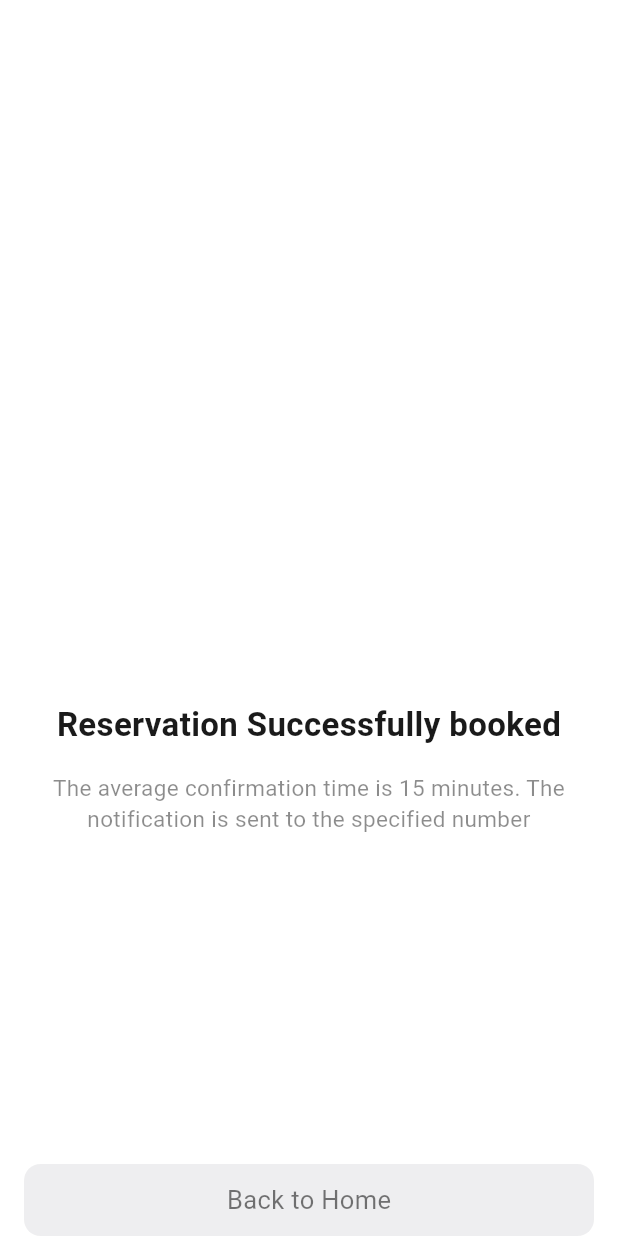
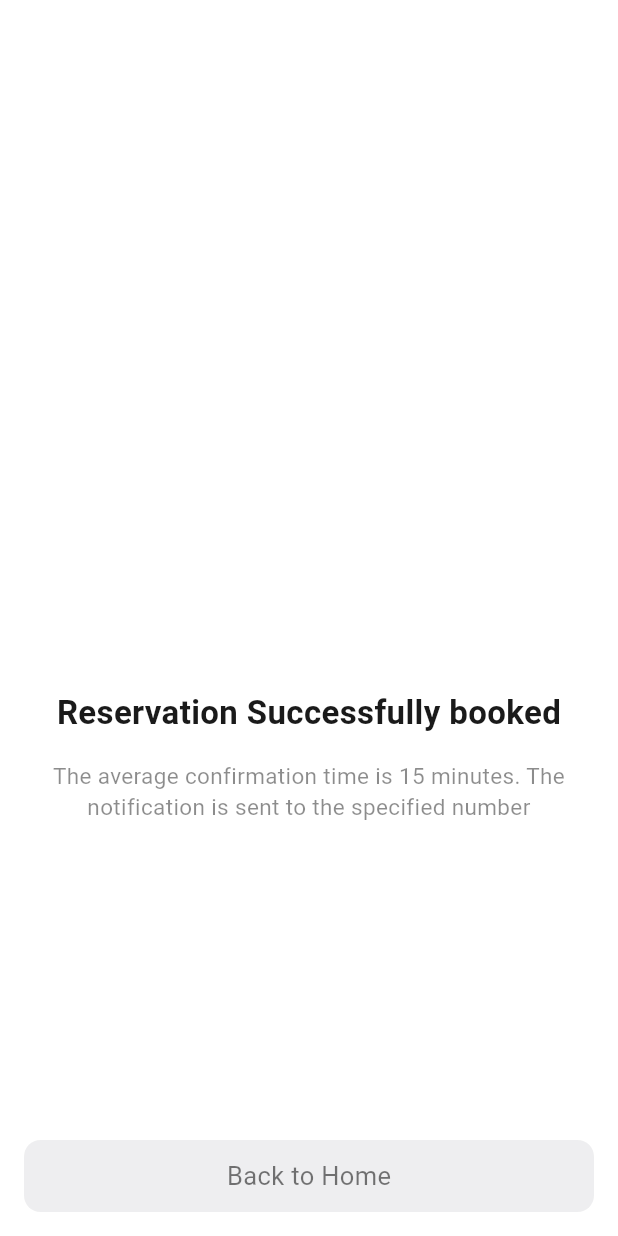
Before and after one commit to jakhongirovjasurbek/samrental, a Flutter app: the ReservationSuccessPage screen opened by its route, on a phone screen of 412 x 824 dp. Run offline on Flutter 3.47's test engine with Material 3 defaults, Android fonts, the light colour scheme and no system bars; our stand-ins replace bloc, cached_network_image, dio, easy_localization, equatable, firebase_core and 11 more; missing offline and left inert: yandex_mapkit; accounts and stored records are empty; network calls fail; Roboto replaces fonts that are missing (SF Pro Display).

Commit message:
fix: reservation changes

```diff
--- a/lib/features/cars/presentation/pages/reservation_success.dart
+++ b/lib/features/cars/presentation/pages/reservation_success.dart
@@ -1,4 +1,3 @@
-import 'package:cached_network_image/cached_network_image.dart';
 import 'package:easy_localization/easy_localization.dart';
 import 'package:flutter/material.dart';
 import 'package:gap/gap.dart';
@@ -6,7 +5,6 @@ import 'package:samrental/assets/colors.dart';
 import 'package:samrental/assets/icons.dart';
 import 'package:samrental/core/extentions/theme.dart';
 import 'package:samrental/core/widgets/w_button.dart';
-import 'package:samrental/core/widgets/w_shimmer.dart';
 import 'package:samrental/generated/locale_keys.g.dart';
 
 class ReservationSuccessPage extends StatelessWidget {
@@ -27,26 +25,6 @@ class ReservationSuccessPage extends StatelessWidget {
                 width: 200,
                 height: 200,
               ),
-              // CachedNetworkImage(
-              //   imageUrl:
-              //       'https://s3-alpha-sig.figma.com/img/37e1/ea11/c7c3c20dfcc8b9a16fb0965d8ba490b6?Expires=1706486400&Key-Pair-Id=APKAQ4GOSFWCVNEHN3O4&Signature=FWb20zFYbobWk0moFwUntYaezE3ruCo8nDaUJWLxcIiBOW3En-r-to3AR1T6A9c97vdtLr6AEOImtwNBCVddWaybAxOdPO6bg7pFe~4RV0p-eYXdj5UXM-aKwTzznRmQnPsPZDQgW3c~2FfQBGQcG9Ry7gLwEp2IdSZjA5g-~REELiPHS1heweq~3SJ8PBLO5rFtIstLZnFU9H-5QJTTnIQDsiYNIVl6nR3j94kSOM8hg5TTW0I5xxIgD3SSgD-oQXlDyDd-VFzBeiX6A5~~ae30vXnMBFSlPY0Cb8YsMe-ws0ylW2WNM2oQXHjkXNY9rbrn7iPTkCeBhLV3Mu8lzg__',
-              //   width: 200,
-              //   height: 200,
-              //   progressIndicatorBuilder: (_, __, ___) => const WShimmer(
-              //     width: 200,
-              //     height: 200,
-              //   ),
-              // loadingBuilder: (_, child, progress) {
-              //   if(progress == null){
-              //     return const WShimmer(
-              //       width: 200,
-              //       height: 200,
-              //     );
-              //   } else {
-              //     return Center(child: child);
-              //   }
-              // },
-              // ),
               const Gap(16),
               Text(
                 LocaleKeys.successful_reservation.tr(),
@@ -67,15 +45,17 @@ class ReservationSuccessPage extends StatelessWidget {
               16,
               16,
               16,
-              MediaQuery.of(context).padding.bottom,
+              MediaQuery.of(context).padding.bottom + 16,
             ),
             child: WButton(
               color: const Color(0xFF767680).withOpacity(.12),
               textStyle: context.textStyle.fontSize17FontWeight400
                   .copyWith(color: headlineMediumTextColor.withOpacity(.6)),
               onTap: () {
-                Navigator.of(context)
-                    .pushNamedAndRemoveUntil('/', (route) => false);
+                Navigator.of(context).pushNamedAndRemoveUntil(
+                  '/',
+                  (route) => false,
+                );
               },
               text: LocaleKeys.back_to_home,
             ),
--- a/lib/features/cars/presentation/widgets/reserve_sub_page.dart
+++ b/lib/features/cars/presentation/widgets/reserve_sub_page.dart
@@ -180,7 +180,9 @@ class _ReserveSubPageState extends State<ReserveSubPage> {
                   onTap: () {
                     setState(() {
                       isCash = true;
-                      isPickup = null;
+                      if (isPickup != true) {
+                        isPickup = null;
+                      }
                       context
                           .read<SingleCarBloc>()
                           .add(const SingleCarGetSelectedLocation(
```
